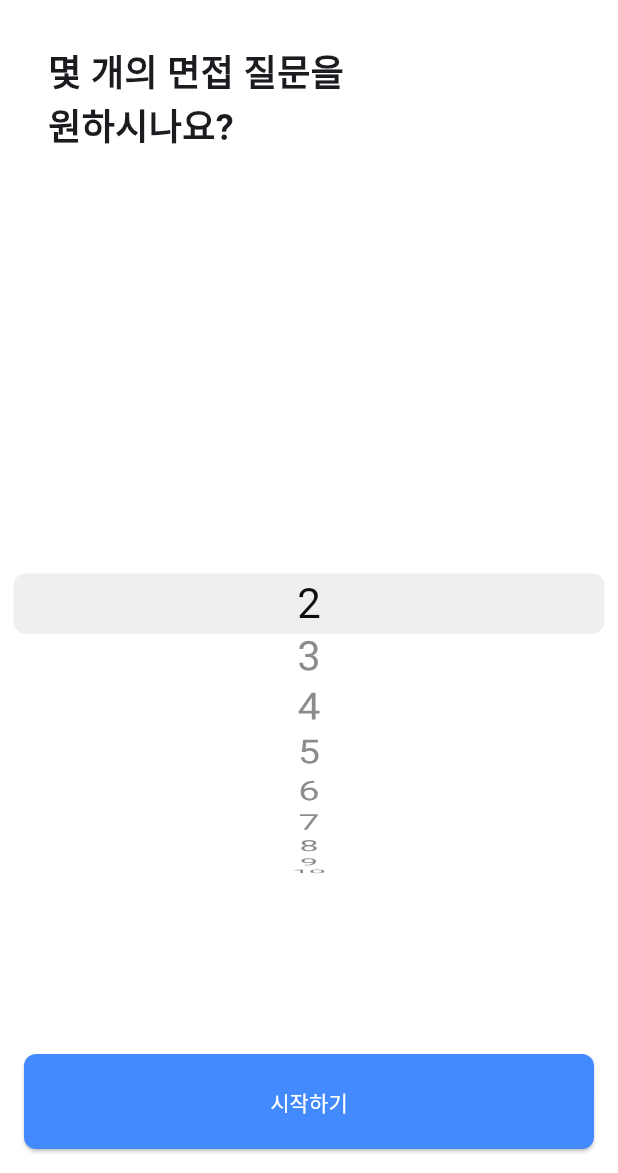
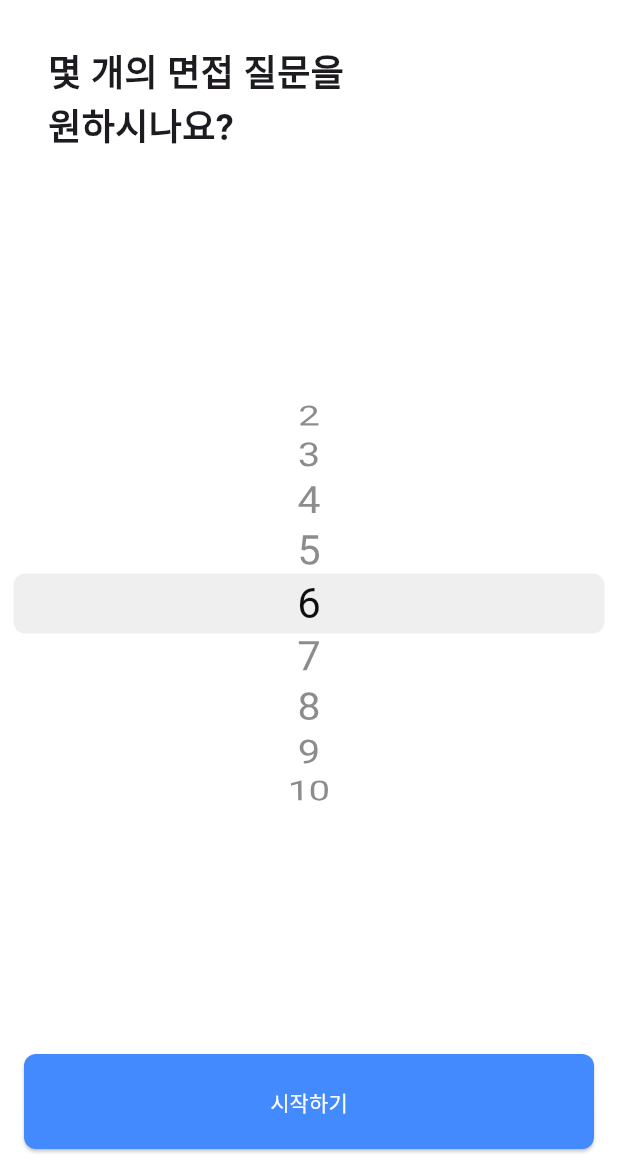
Before and after one commit to YounJae-H/flutter_ai_interview, a Flutter app: the screen it shows after launch, after a tap on "Flutter/Dart", on a phone screen of 412 x 824 dp, the part 63-1236 px from its top. Run offline on Flutter 3.47's test engine with Material 3 defaults, Android fonts, the phone set to English and light mode, and no system bars; our stand-ins replace go_router; network calls fail.

Commit message:
go_router 적용 및 chatScren에 PopScope 추가

```diff
--- /dev/null
+++ b/lib/component/bottom_navigation.dart
@@ -0,0 +1,34 @@
+import 'package:flutter/material.dart';
+
+class CutomBottomNavigationBar extends StatelessWidget {
+  final ValueChanged<int>? onTap;
+  final int currentIndex;
+  const CutomBottomNavigationBar(
+      {super.key, required this.onTap, required this.currentIndex});
+
+  @override
+  Widget build(BuildContext context) {
+    return Theme(
+      data: ThemeData(
+        splashColor: Colors.transparent,
+        // highlightColor: Colors.transparent,
+      ),
+      child: BottomNavigationBar(
+        selectedLabelStyle: TextStyle(fontSize: 13),
+        unselectedLabelStyle: TextStyle(fontSize: 13),
+        onTap: onTap,
+        currentIndex: currentIndex,
+        type: BottomNavigationBarType.fixed,
+        showUnselectedLabels: true,
+        selectedItemColor: Colors.black,
+        unselectedItemColor: Colors.grey,
+        items: const [
+          BottomNavigationBarItem(icon: Icon(Icons.home), label: '홈'),
+          BottomNavigationBarItem(icon: Icon(Icons.edit), label: '학습'),
+          BottomNavigationBarItem(icon: Icon(Icons.work), label: '보관함'),
+          BottomNavigationBarItem(icon: Icon(Icons.person), label: '내 정보'),
+        ],
+      ),
+    );
+  }
+}
--- a/lib/main.dart
+++ b/lib/main.dart
@@ -1,23 +1,30 @@
 import 'package:flutter/material.dart';
+import 'package:flutter_interview/providers/bottom_navigation_provider.dart';
 import 'package:flutter_interview/providers/chat_provider.dart';
 import 'package:flutter_interview/providers/keyboard_provider.dart';
-import 'package:flutter_interview/screens/home_screen.dart';
+import 'package:flutter_interview/route/router.dart';
 import 'package:provider/provider.dart';
 
 void main() {
   runApp(
-    MultiProvider(
-      providers: [
-        ChangeNotifierProvider(create: (_) => ChatProvider()),
-        ChangeNotifierProvider(create: (_) => KeyboardProvider()),
-      ],
-      child: MaterialApp(
-        title: '플접관',
-        theme: ThemeData(
-          primarySwatch: Colors.blue,
-        ),
-        home: HomeScreen(),
-      ),
-    ),
+    const _App(),
   );
 }
+
+class _App extends StatelessWidget {
+  const _App({super.key});
+
+  @override
+  Widget build(BuildContext context) {
+    return MultiProvider(
+        providers: [
+          ChangeNotifierProvider(create: (_) => ChatProvider()),
+          ChangeNotifierProvider(create: (_) => KeyboardProvider()),
+          ChangeNotifierProvider(create: (_) => BottomNavigationProvider()),
+        ],
+        child: MaterialApp.router(
+          title: '플접관',
+          routerConfig: router,
+        ));
+  }
+}
--- /dev/null
+++ b/lib/providers/bottom_navigation_provider.dart
@@ -0,0 +1,12 @@
+import 'package:flutter/material.dart';
+
+class BottomNavigationProvider with ChangeNotifier {
+  int _currentIndex = 0;
+
+  int get currentIndex => _currentIndex;
+
+  void updateIndex(int newValue) {
+    _currentIndex = newValue;
+    notifyListeners();
+  }
+}
--- a/lib/providers/chat_provider.dart
+++ b/lib/providers/chat_provider.dart
@@ -7,7 +7,7 @@ class ChatProvider with ChangeNotifier {
   final OpenAIService _openAIService = OpenAIService();
   final List<String> _difficulty = ['최하', '하', '중', '상', '최상'];
   String _selectedDifficulty = '중';
-  int _questionCount = 0;
+  int _questionCount = 6;
   bool _isTyping = false;
   bool _isLoading = false;
 
@@ -23,6 +23,7 @@ class ChatProvider with ChangeNotifier {
     if (_isTyping) return;
 
     _addMessage(message, isUser: true);
+
     _setTypingState(true);
     _setLoadingState(true);
 
--- /dev/null
+++ b/lib/route/router.dart
@@ -0,0 +1,28 @@
+import 'package:flutter/material.dart';
+import 'package:flutter_interview/screens/chat_screen.dart';
+import 'package:flutter_interview/screens/home_screen.dart';
+import 'package:flutter_interview/screens/question_count_screen.dart';
+import 'package:go_router/go_router.dart';
+
+final FixedExtentScrollController fixedExtentScrollController =
+    FixedExtentScrollController(initialItem: 4);
+
+final router = GoRouter(
+  initialLocation: '/',
+  routes: [
+    GoRoute(
+      path: '/',
+      builder: (context, state) => HomeScreen(),
+    ),
+    GoRoute(
+      path: '/question',
+      builder: (context, state) => QuestionCountScreen(
+        fixedExtentScrollController: fixedExtentScrollController,
+      ),
+    ),
+    GoRoute(
+      path: '/chat',
+      builder: (context, state) => ChatScreen(),
+    ),
+  ],
+);
--- a/lib/screens/chat_screen.dart
+++ b/lib/screens/chat_screen.dart
@@ -45,7 +45,13 @@ class _ChatScreenState extends State<ChatScreen> {
 
   @override
   Widget build(BuildContext context) {
-    return Scaffold(
+    return PopScope(
+      canPop: true,
+      onPopInvoked: (bool didPop) {
+        context.read<ChatProvider>().endInterview();
+        return;
+      },
+      child: Scaffold(
         backgroundColor: Color(0xFFBACEE0),
         appBar: AppBar(
           title: Text("Flutter/Dart"),
@@ -78,6 +84,7 @@ class _ChatScreenState extends State<ChatScreen> {
             ),
           ),
         ),
+      ),
     );
   }
 
--- a/lib/screens/home_screen.dart
+++ b/lib/screens/home_screen.dart
@@ -1,5 +1,8 @@
 import 'package:flutter/material.dart';
-import 'package:flutter_interview/screens/question_count_screen.dart';
+import 'package:flutter_interview/component/bottom_navigation.dart';
+import 'package:flutter_interview/providers/bottom_navigation_provider.dart';
+import 'package:go_router/go_router.dart';
+import 'package:provider/provider.dart';
 
 class HomeScreen extends StatefulWidget {
   const HomeScreen({super.key});
@@ -24,11 +27,19 @@ class _HomeScreenState extends State<HomeScreen> {
           ),
           ElevatedButton(
               onPressed: () {
-                  Navigator.push(context,
-                      MaterialPageRoute(builder: (_) => QuestionCountScreen()));
+                context.push('/question');
               },
               child: Text("Flutter/Dart"))
         ],
-        ));
+      ),
+      bottomNavigationBar: CutomBottomNavigationBar(
+        currentIndex: context.watch<BottomNavigationProvider>().currentIndex,
+        onTap: _onItemTap,
+      ),
+    );
+  }
+
+  void _onItemTap(int index) {
+    context.read<BottomNavigationProvider>().updateIndex(index);
   }
 }
--- a/lib/screens/question_count_screen.dart
+++ b/lib/screens/question_count_screen.dart
@@ -1,21 +1,23 @@
 import 'package:flutter/cupertino.dart';
 import 'package:flutter/material.dart';
 import 'package:flutter_interview/providers/chat_provider.dart';
-import 'package:flutter_interview/screens/chat_screen.dart';
+import 'package:go_router/go_router.dart';
 import 'package:provider/provider.dart';
 
 class QuestionCountScreen extends StatelessWidget {
-  const QuestionCountScreen({super.key});
+  final FixedExtentScrollController fixedExtentScrollController;
+  const QuestionCountScreen(
+      {super.key, required this.fixedExtentScrollController});
 
   @override
   Widget build(BuildContext context) {
     // final chatProvider = context.read<ChatProvider>();
     // final _difficulty = chatProvider.difficulty;
-    // String _selectedDifficulty = chatProvider.selectedDifficulty;
+    // String _selectedDifficulty = chatProvider.selectedDifficulty; 난이도 관련
     return Scaffold(
       backgroundColor: Colors.white,
       appBar: AppBar(
-        title: Text("Flutter/Dart"),
+        title: const Text("Flutter/Dart"),
         backgroundColor: Colors.white,
         surfaceTintColor: Colors.white,
         titleSpacing: 0,
@@ -35,6 +37,7 @@ class QuestionCountScreen extends StatelessWidget {
               ),
               Expanded(
                 child: CupertinoPicker(
+                    scrollController: fixedExtentScrollController,
                     itemExtent: 40.0,
                     onSelectedItemChanged: (index) {
                       context
@@ -74,10 +77,11 @@ class QuestionCountScreen extends StatelessWidget {
                         shape: RoundedRectangleBorder(
                             borderRadius: BorderRadius.circular(8.0))),
                     onPressed: () {
-                      Navigator.push(context,
-                              MaterialPageRoute(builder: (_) => ChatScreen()))
-                          .then((_) =>
-                              context.read<ChatProvider>().endInterview());
+                      context.push('/chat');
+                      // Navigator.push(context,
+                      //         MaterialPageRoute(builder: (_) => ChatScreen()))
+                      //     .then((_) =>
+                      //         context.read<ChatProvider>().endInterview());
                       context.read<ChatProvider>().sendMessage(
                           '면접 질문 ${context.read<ChatProvider>().questionCount}개');
                       // context.read<ChatProvider>().sendMessage(
--- a/pubspec.yaml
+++ b/pubspec.yaml
@@ -39,6 +39,7 @@ dependencies:
   envied: ^0.5.4+1
   provider: ^6.1.2
   http: ^1.2.2
+  go_router: ^14.2.7
 
 dev_dependencies:
   flutter_test:
```
Also changed, not shown: pubspec.lock, 1 other file. Lines whose indentation alone changed are shown as unchanged.
